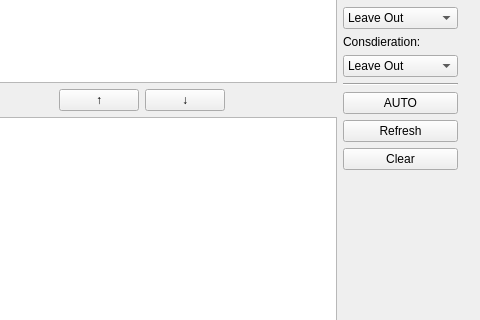
The window that Menters-and-Mentees-Matching-Program/mainwindow.ui (shuanglengyunji/Menters-and-Mentees-Matching-Program) describes before a commit, drawn with Qt 5; both pictures show x 473 to 953 and y 198 to 518 of the 953 by 604 pixel window.
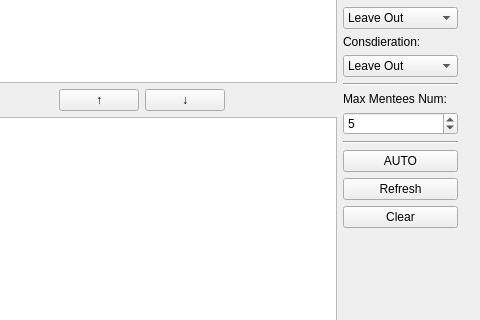
The same window after the commit. The open tabs and pages were chosen to show the change. Icons and pictures are not drawn.

Commit message: 1. Add Max Mentees Num Spin box 2. updata Export Code

The edit to the form file:
```diff
--- a/Menters-and-Mentees-Matching-Program/mainwindow.ui
+++ b/Menters-and-Mentees-Matching-Program/mainwindow.ui
@@ -475,6 +475,33 @@
               </property>
              </widget>
             </item>
+            <item>
+             <widget class="QLabel" name="label_mentees_num">
+              <property name="text">
+               <string>Max Mentees Num:</string>
+              </property>
+             </widget>
+            </item>
+            <item>
+             <widget class="QSpinBox" name="spinBox_mentees_num">
+              <property name="minimum">
+               <number>1</number>
+              </property>
+              <property name="maximum">
+               <number>10</number>
+              </property>
+              <property name="value">
+               <number>5</number>
+              </property>
+             </widget>
+            </item>
+            <item>
+             <widget class="Line" name="line_2">
+              <property name="orientation">
+               <enum>Qt::Horizontal</enum>
+              </property>
+             </widget>
+            </item>
             <item>
              <widget class="QPushButton" name="pushButton_Auto">
               <property name="text">
```
Left out of the diff: 22 changed lines with no effect on the pictures. The commit also changes 4 other files.
